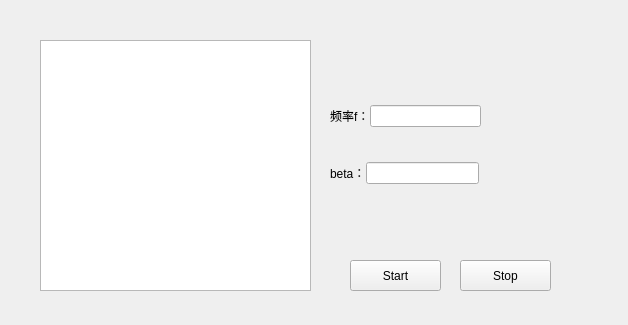
ChaofanChen-fanren/Nanobot-navigation, file QtUI/daq.ui: the form before one commit.
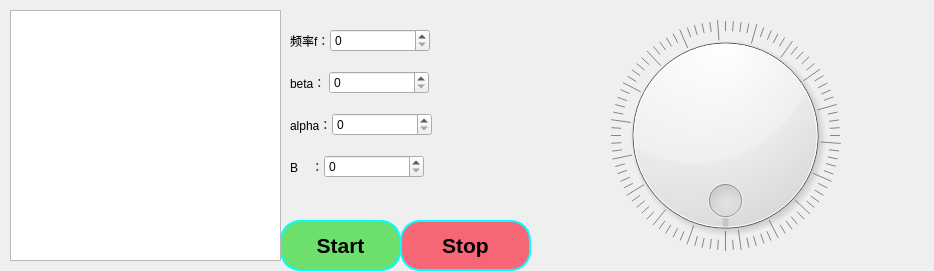
The form after the commit. Icons and pictures are not drawn.

Commit message: update test_qt_daq ui

The edit to the form file:
```diff
--- a/QtUI/daq.ui
+++ b/QtUI/daq.ui
@@ -6,8 +6,8 @@
    <rect>
     <x>0</x>
     <y>0</y>
-    <width>628</width>
-    <height>325</height>
+    <width>934</width>
+    <height>271</height>
    </rect>
   </property>
   <property name="windowTitle">
@@ -16,12 +16,35 @@
   <widget class="QPushButton" name="StartButton">
    <property name="geometry">
     <rect>
-     <x>350</x>
-     <y>260</y>
-     <width>91</width>
-     <height>31</height>
+     <x>280</x>
+     <y>220</y>
+     <width>121</width>
+     <height>51</height>
     </rect>
    </property>
+   <property name="font">
+    <font>
+     <family>Arial</family>
+     <pointsize>16</pointsize>
+     <weight>75</weight>
+     <bold>true</bold>
+    </font>
+   </property>
+   <property name="styleSheet">
+    <string notr="true">	border-style: solid;
+    border-width: 2px;
+    border-color: aqua;
+    border-radius: 20px;
+ 
+    padding-left: 20px;
+	padding-right: 20px;
+    padding-top: 0px;
+ 
+    background:#6DDF6D;
+    background-image: url(&quot;./image.png&quot;);
+    background-repeat: no-repeat;
+    background-position: left center;</string>
+   </property>
    <property name="text">
     <string>Start</string>
    </property>
@@ -29,12 +52,35 @@
   <widget class="QPushButton" name="StopButton">
    <property name="geometry">
     <rect>
-     <x>460</x>
-     <y>260</y>
-     <width>91</width>
-     <height>31</height>
+     <x>400</x>
+     <y>220</y>
+     <width>131</width>
+     <height>51</height>
     </rect>
    </property>
+   <property name="font">
+    <font>
+     <family>Arial</family>
+     <pointsize>16</pointsize>
+     <weight>75</weight>
+     <bold>true</bold>
+    </font>
+   </property>
+   <property name="styleSheet">
+    <string notr="true">	border-style: solid;
+    border-width: 2px;
+    border-color: aqua;
+    border-radius: 20px;
+ 
+    padding-left: 20px;
+	padding-right: 20px;
+    padding-top: 0px;
+ 
+    background:#F76677;
+    background-image: url(&quot;./image.png&quot;);
+    background-repeat: no-repeat;
+    background-position: left center;</string>
+   </property>
    <property name="text">
     <string>Stop</string>
    </property>
@@ -42,8 +88,8 @@
   <widget class="QTextBrowser" name="daq_textBrowser">
    <property name="geometry">
     <rect>
-     <x>40</x>
-     <y>40</y>
+     <x>10</x>
+     <y>10</y>
      <width>271</width>
      <height>251</height>
     </rect>
@@ -52,10 +98,10 @@
   <widget class="QWidget" name="verticalLayoutWidget">
    <property name="geometry">
     <rect>
-     <x>330</x>
-     <y>70</y>
-     <width>261</width>
-     <height>171</height>
+     <x>290</x>
+     <y>10</y>
+     <width>221</width>
+     <height>211</height>
     </rect>
    </property>
    <layout class="QVBoxLayout" name="verticalLayout">
@@ -75,7 +121,17 @@
        </widget>
       </item>
       <item>
-       <widget class="QLineEdit" name="F_Edit"/>
+       <widget class="QSpinBox" name="F_spinBox">
+        <property name="minimumSize">
+         <size>
+          <width>100</width>
+          <height>0</height>
+         </size>
+        </property>
+        <property name="maximum">
+         <number>300</number>
+        </property>
+       </widget>
       </item>
       <item>
        <spacer name="horizontalSpacer">
@@ -97,12 +153,22 @@
       <item>
        <widget class="QLabel" name="beta_label">
         <property name="text">
-         <string>beta：</string>
+         <string>beta： </string>
         </property>
        </widget>
       </item>
       <item>
-       <widget class="QLineEdit" name="beta_Edit"/>
+       <widget class="QSpinBox" name="beta_spinBox">
+        <property name="minimumSize">
+         <size>
+          <width>100</width>
+          <height>0</height>
+         </size>
+        </property>
+        <property name="maximum">
+         <number>365</number>
+        </property>
+       </widget>
       </item>
       <item>
        <spacer name="horizontalSpacer_2">
@@ -119,8 +185,98 @@
       </item>
      </layout>
     </item>
+    <item>
+     <layout class="QHBoxLayout" name="horizontalLayout_3">
+      <item>
+       <widget class="QLabel" name="alpha_label">
+        <property name="text">
+         <string>alpha：</string>
+        </property>
+       </widget>
+      </item>
+      <item>
+       <widget class="QSpinBox" name="alpha_spinBox">
+        <property name="minimumSize">
+         <size>
+          <width>100</width>
+          <height>0</height>
+         </size>
+        </property>
+        <property name="maximum">
+         <number>365</number>
+        </property>
+       </widget>
+      </item>
+      <item>
+       <spacer name="horizontalSpacer_3">
+        <property name="orientation">
+         <enum>Qt::Horizontal</enum>
+        </property>
+        <property name="sizeHint" stdset="0">
+         <size>
+          <width>100</width>
+          <height>20</height>
+         </size>
+        </property>
+       </spacer>
+      </item>
+     </layout>
+    </item>
+    <item>
+     <layout class="QHBoxLayout" name="horizontalLayout_4">
+      <item>
+       <widget class="QLabel" name="B_label">
+        <property name="text">
+         <string>B    ：</string>
+        </property>
+       </widget>
+      </item>
+      <item>
+       <widget class="QSpinBox" name="B_spinBox">
+        <property name="minimumSize">
+         <size>
+          <width>100</width>
+          <height>0</height>
+         </size>
+        </property>
+       </widget>
+      </item>
+      <item>
+       <spacer name="horizontalSpacer_4">
+        <property name="orientation">
+         <enum>Qt::Horizontal</enum>
+        </property>
+        <property name="sizeHint" stdset="0">
+         <size>
+          <width>100</width>
+          <height>20</height>
+         </size>
+        </property>
+       </spacer>
+      </item>
+     </layout>
+    </item>
    </layout>
   </widget>
+  <widget class="QDial" name="beta_dial">
+   <property name="geometry">
+    <rect>
+     <x>600</x>
+     <y>20</y>
+     <width>251</width>
+     <height>231</height>
+    </rect>
+   </property>
+   <property name="maximum">
+    <number>365</number>
+   </property>
+   <property name="wrapping">
+    <bool>true</bool>
+   </property>
+   <property name="notchesVisible">
+    <bool>true</bool>
+   </property>
+  </widget>
  </widget>
  <resources/>
  <connections/>
```
The commit also changes 4 other files.
